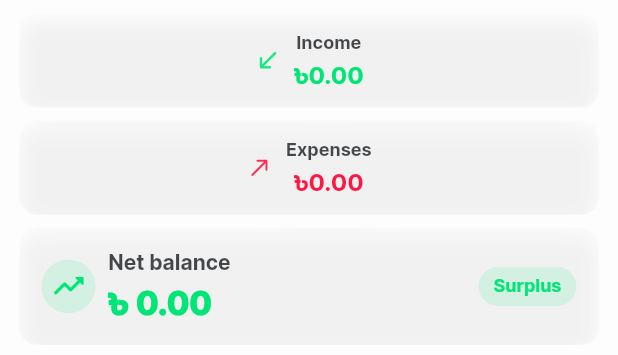
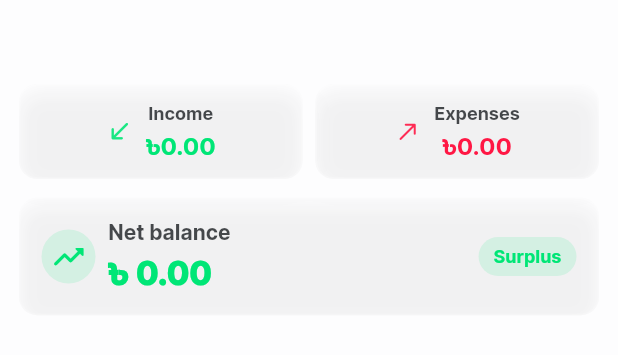
Before and after one commit to rakibulmehedi/Pocketa, a Flutter app: the SummaryRow widget shown alone on an empty page, opened directly with empty values, on a phone screen of 412 x 824 dp. Shown: the top 355 px of the screen. Run offline on Flutter 3.47's test engine with Material 3 defaults, Android fonts, the phone set to English and light mode, and no system bars; our stand-ins replace equatable, flutter_riverpod, freezed_annotation, go_router, hive, hive_flutter and 2 more; accounts and stored records are empty; generated files the repository leaves out were written again.

Commit message:
refactor(ui): streamline SummaryRow layout and enhance AppBar visuals
- SummaryRow:
  - Switched to Column layout: Income/Expense in a Row, Net tile full-width below.
  - Extracted `_StatTile` and `_NetTile` for clarity and reuse.
  - Synced paddings with `kToolbarHeight` for consistent rhythm.
  - Removed `LayoutBuilder`/`Wrap` to simplify and avoid overflow edge cases.
- TransactionListScreen:
  - Tuned `SliverAppBar.expandedHeight` for better visual balance.
  - Normalized import order.
- CustomSliverAppBar:
  - Set `scrolledUnderElevation` to 3 for scroll feedback.
  - Added padding to `flexibleBackground` to account for `toolbarHeight`.

Refs: responsive tokens (`context.layout`), i18n intact, no behavior changes.

```diff
--- a/lib/features/transaction/presentation/pages/transaction_list_screen.dart
+++ b/lib/features/transaction/presentation/pages/transaction_list_screen.dart
@@ -8,8 +8,8 @@ import 'package:pocketa/features/transaction/presentation/viewmodels/month_args.
 import 'package:pocketa/features/transaction/presentation/viewmodels/transaction_computed_providers.dart';
 import 'package:pocketa/features/transaction/presentation/viewmodels/viewmodels.dart';
 import 'package:pocketa/features/transaction/presentation/widgets/transaction_tile.dart';
+import 'package:pocketa/l10n/app_localizations.dart';
 import 'package:pocketa/shared/widgets/widgets.dart';
-import 'package:pocketa/l10n/app_localizations.dart';
 
 class TransactionListScreen extends ConsumerWidget {
   const TransactionListScreen({super.key});
@@ -46,7 +46,7 @@ class TransactionListScreen extends ConsumerWidget {
             // Adaptive expandedHeight for summary header
             // Use viewport-relative height with sane clamp to avoid
             // oversizing on desktop and tiny phones.
-            expandedHeight: (0.32.h(context)).clamp(220.0, 280.0),
+            expandedHeight: (0.22.h(context)).clamp(240.0, 280.0),
             flexibleBackground: SummaryRow(
               income: income,
               expense: expense,
@@ -109,8 +109,10 @@ class _EmptyState extends StatelessWidget {
             SizedBox(height: context.layout.spaceM),
             Text(l10n.noTransactions),
             SizedBox(height: context.layout.spaceS),
-            Text(l10n.emptyTransactions,
-                style: Theme.of(context).textTheme.bodySmall),
+            Text(
+              l10n.emptyTransactions,
+              style: Theme.of(context).textTheme.bodySmall,
+            ),
           ],
         ),
       ),
--- a/lib/shared/widgets/custom_silver_app_bar.dart
+++ b/lib/shared/widgets/custom_silver_app_bar.dart
@@ -46,8 +46,9 @@ class CustomSliverAppBar extends StatelessWidget {
     final leadingDiameter = L.isDesktop
         ? L.rem(6)
         : (L.isTablet ? L.rem(5.5) : L.rem(5)); // ~48/44/40
-    final horizontalPad =
-        L.isDesktop ? L.rem(2.5) : (L.isTablet ? L.rem(2) : L.rem(1.5));
+    final horizontalPad = L.isDesktop
+        ? L.rem(2.5)
+        : (L.isTablet ? L.rem(2) : L.rem(1.5));
 
     // If flexible header provided, clamp to sane bounds for any screen size
     final double effectiveExpandedHeight = flexibleBackground == null
@@ -61,7 +62,7 @@ class CustomSliverAppBar extends StatelessWidget {
       expandedHeight: effectiveExpandedHeight,
       backgroundColor: Colors.transparent,
       surfaceTintColor: Colors.transparent,
-      scrolledUnderElevation: 0,
+      scrolledUnderElevation: 3,
       elevation: 0,
       toolbarHeight: toolbarHeight,
       leadingWidth: leadingDiameter + horizontalPad * 2,
@@ -72,10 +73,9 @@ class CustomSliverAppBar extends StatelessWidget {
           height: leadingDiameter,
           child: DecoratedBox(
             decoration: BoxDecoration(
-              color: Theme.of(context)
-                  .colorScheme
-                  .surface
-                  .withValues(alpha: 0.10),
+              color: Theme.of(
+                context,
+              ).colorScheme.surface.withValues(alpha: 0.10),
               shape: BoxShape.circle,
             ),
             child: IconButton(
@@ -100,24 +100,29 @@ class CustomSliverAppBar extends StatelessWidget {
           title,
           maxLines: 1,
           overflow: TextOverflow.ellipsis,
-          style: Theme.of(context)
-              .textTheme
-              .titleLarge
-              ?.copyWith(fontWeight: FontWeight.w700),
+          style: Theme.of(
+            context,
+          ).textTheme.titleLarge?.copyWith(fontWeight: FontWeight.w700),
         ),
       ),
-      actions: actions?.map((w) => Padding(
-                    padding: EdgeInsets.symmetric(horizontal: L.rem(0.5)),
-                    child: w,
-                  ))
-              .toList(growable: false),
+      actions: actions
+          ?.map(
+            (w) => Padding(
+              padding: EdgeInsets.symmetric(horizontal: L.rem(0.5)),
+              child: w,
+            ),
+          )
+          .toList(growable: false),
       flexibleSpace: flexibleBackground == null
           ? null
           : FlexibleSpaceBar(
               collapseMode: CollapseMode.parallax,
               background: SizedBox.expand(
                 // Ensure the background always fits the flexible region
-                child: flexibleBackground!,
+                child: Padding(
+                  padding: EdgeInsets.only(top: toolbarHeight),
+                  child: flexibleBackground,
+                ),
               ),
             ),
     );
--- a/lib/shared/widgets/summary_row.dart
+++ b/lib/shared/widgets/summary_row.dart
@@ -1,9 +1,14 @@
+// lib/shared/widgets/summary_row.dart
 import 'package:flutter/material.dart';
 import 'package:pocketa/core/responsive/responsive.dart';
 import 'package:pocketa/core/utils/transaction_utils.dart';
+import 'package:pocketa/l10n/app_localizations.dart';
 import 'package:pocketa/shared/widgets/glass_container.dart';
-import 'package:pocketa/l10n/app_localizations.dart';
 
+/// SummaryRow
+/// - Always shows **Income & Expense in a single Row**
+/// - Net card sits below as a full-width tile (wraps nicely on small screens)
+/// - Overflow-safe, responsive, and fast (no nested LayoutBuilders in deep tree)
 class SummaryRow extends StatelessWidget {
   final double income, expense, net;
   const SummaryRow({
@@ -19,21 +24,89 @@ class SummaryRow extends StatelessWidget {
     final theme = Theme.of(context);
     final L = context.layout;
 
-    Widget statTile({
-      required String label,
-      required double value,
-      required Color accent,
-      required IconData icon,
-      required double tileWidth,
-      required bool compact,
-    }) {
-      return ConstrainedBox(
+    final compact = L.isMobile || L.isCompact;
+    final spacing = L.spaceS;
+
+    return Padding(
+      // keep header/body rhythm consistent
+      padding:
+          EdgeInsets.fromLTRB(L.rem(1.5), kToolbarHeight, L.rem(1.5), L.rem(1)),
+      child: Column(
+        mainAxisSize: MainAxisSize.min,
+        children: [
+          // ── Row: Income • Expense ───────────────────────────────────────────
+          Row(
+            children: [
+              Expanded(
+                child: _StatTile(
+                  label: t.income,
+                  value: income,
+                  accent: Colors.greenAccent.shade400,
+                  icon: Icons.south_west_rounded,
+                  compact: compact,
+                ),
+              ),
+              SizedBox(width: spacing),
+              Expanded(
+                child: _StatTile(
+                  label: t.expense,
+                  value: expense,
+                  accent: Colors.redAccent.shade400,
+                  icon: Icons.north_east_rounded,
+                  compact: compact,
+                ),
+              ),
+            ],
+          ),
+
+          SizedBox(height: L.spaceM),
+
+          // ── Net (full-width; clamps nicely on wide screens) ────────────────
+          ConstrainedBox(
             constraints: BoxConstraints(
-          minWidth: tileWidth.clamp(140, double.infinity),
-          maxWidth: tileWidth,
-          minHeight: compact ? 56 : 64,
+              // center-ish width on tablet/desktop so it doesn't look too wide
+              maxWidth:
+                  L.isDesktop ? 640 : (L.isTablet ? 560 : double.infinity),
             ),
-        child: GlassContainer(
+            child: _NetTile(
+              title: t.netBalance,
+              net: net,
+              positiveAccent: Colors.greenAccent.shade400,
+              negativeAccent: Colors.redAccent.shade400,
+              compact: compact,
+            ),
+          ),
+        ],
+      ),
+    );
+  }
+}
+
+// ──────────────────────────────────────────────────────────────────────────────
+// Tiles
+// ──────────────────────────────────────────────────────────────────────────────
+
+class _StatTile extends StatelessWidget {
+  final String label;
+  final double value;
+  final Color accent;
+  final IconData icon;
+  final bool compact;
+
+  const _StatTile({
+    required this.label,
+    required this.value,
+    required this.accent,
+    required this.icon,
+    required this.compact,
+  });
+
+  @override
+  Widget build(BuildContext context) {
+    final L = context.layout;
+    final theme = Theme.of(context);
+
+    return GlassContainer(
       padding: EdgeInsets.symmetric(
         vertical: compact ? 10 : 12,
         horizontal: compact ? 12 : 14,
@@ -44,9 +117,7 @@ class SummaryRow extends StatelessWidget {
       child: Row(
         mainAxisAlignment: MainAxisAlignment.center,
         children: [
-              Icon(icon,
-                  size: compact ? 18 : 20,
-                  color: accent.withValues(alpha: 0.9)),
+          Icon(icon, size: compact ? 18 : 20, color: accent.withOpacity(0.9)),
           SizedBox(width: L.spaceS),
           Flexible(
             child: Column(
@@ -58,8 +129,7 @@ class SummaryRow extends StatelessWidget {
                   overflow: TextOverflow.ellipsis,
                   style: theme.textTheme.bodyMedium?.copyWith(
                     fontWeight: FontWeight.w700,
-                        color:
-                            theme.colorScheme.onSurface.withValues(alpha: 0.8),
+                    color: theme.colorScheme.onSurface.withOpacity(0.8),
                     fontSize: compact ? 12 : 14.5,
                   ),
                 ),
@@ -80,27 +150,36 @@ class SummaryRow extends StatelessWidget {
           ),
         ],
       ),
-        ),
     );
   }
+}
 
-    Widget netTile({
-      required double tileWidth,
-      required bool compact,
-    }) {
+class _NetTile extends StatelessWidget {
+  final String title;
+  final double net;
+  final Color positiveAccent;
+  final Color negativeAccent;
+  final bool compact;
+
+  const _NetTile({
+    required this.title,
+    required this.net,
+    required this.positiveAccent,
+    required this.negativeAccent,
+    required this.compact,
+  });
+
+  @override
+  Widget build(BuildContext context) {
+    final L = context.layout;
+    final theme = Theme.of(context);
+
     final isPositive = net >= 0;
-      final accent =
-          isPositive ? Colors.greenAccent.shade400 : Colors.redAccent.shade400;
+    final accent = isPositive ? positiveAccent : negativeAccent;
     final icon =
         isPositive ? Icons.trending_up_rounded : Icons.trending_down_rounded;
 
-      return ConstrainedBox(
-        constraints: BoxConstraints(
-          minWidth: tileWidth.clamp(160, double.infinity),
-          maxWidth: tileWidth,
-          minHeight: compact ? 64 : 72,
-        ),
-        child: GlassContainer(
+    return GlassContainer(
       padding: EdgeInsets.symmetric(
         vertical: compact ? 12 : 14,
         horizontal: compact ? 14 : 16,
@@ -114,7 +193,7 @@ class SummaryRow extends StatelessWidget {
             height: compact ? 36 : 48,
             width: compact ? 36 : 48,
             decoration: BoxDecoration(
-                  color: accent.withValues(alpha: 0.12),
+              color: accent.withOpacity(0.12),
               shape: BoxShape.circle,
             ),
             child: Icon(icon, color: accent),
@@ -126,13 +205,12 @@ class SummaryRow extends StatelessWidget {
               crossAxisAlignment: CrossAxisAlignment.start,
               children: [
                 Text(
-                      t.netBalance,
+                  title,
                   maxLines: 1,
                   overflow: TextOverflow.ellipsis,
                   style: theme.textTheme.bodyMedium?.copyWith(
                     fontWeight: FontWeight.w700,
-                        color:
-                            theme.colorScheme.onSurface.withValues(alpha: 0.8),
+                    color: theme.colorScheme.onSurface.withOpacity(0.8),
                   ),
                 ),
                 SizedBox(height: L.spaceXs),
@@ -151,13 +229,15 @@ class SummaryRow extends StatelessWidget {
             ),
           ),
           Container(
-                padding: EdgeInsets.symmetric(horizontal: 10, vertical: 6),
+            padding: const EdgeInsets.symmetric(horizontal: 10, vertical: 6),
             decoration: BoxDecoration(
-                  color: accent.withValues(alpha: 0.12),
+              color: accent.withOpacity(0.12),
               borderRadius: BorderRadius.circular(999),
             ),
             child: Text(
-                  isPositive ? t.surplus : t.deficit,
+              isPositive
+                  ? AppLocalizations.of(context).surplus
+                  : AppLocalizations.of(context).deficit,
               style: theme.textTheme.labelMedium?.copyWith(
                 fontWeight: FontWeight.w700,
                 color: accent,
@@ -166,47 +246,6 @@ class SummaryRow extends StatelessWidget {
           ),
         ],
       ),
-        ),
-      );
-    }
-
-    return LayoutBuilder(
-      builder: (ctx, c) {
-        final compact = L.isMobile || L.isCompact;
-        final spacing = L.spaceS;
-        // phone: 1 col, tablet/desktop: 3 col
-        final cols = L.isDesktop ? 3 : (L.isTablet ? 3 : 1);
-        final totalGap = spacing * (cols - 1);
-        final tileW = (c.maxWidth - totalGap) / cols;
-
-        return Padding(
-          padding: EdgeInsets.symmetric(
-              horizontal: L.rem(1.5), vertical: L.rem(1)),
-          child: Wrap(
-            spacing: spacing,
-            runSpacing: spacing,
-            children: [
-              statTile(
-                label: t.income,
-                value: income,
-                accent: Colors.greenAccent.shade400,
-                icon: Icons.south_west_rounded,
-                tileWidth: tileW,
-                compact: compact,
-              ),
-              statTile(
-                label: t.expense,
-                value: expense,
-                accent: Colors.redAccent.shade400,
-                icon: Icons.north_east_rounded,
-                tileWidth: tileW,
-                compact: compact,
-              ),
-              netTile(tileWidth: tileW, compact: compact),
-            ],
-          ),
-        );
-      },
     );
   }
 }
```
Lines whose indentation alone changed are shown as unchanged.
